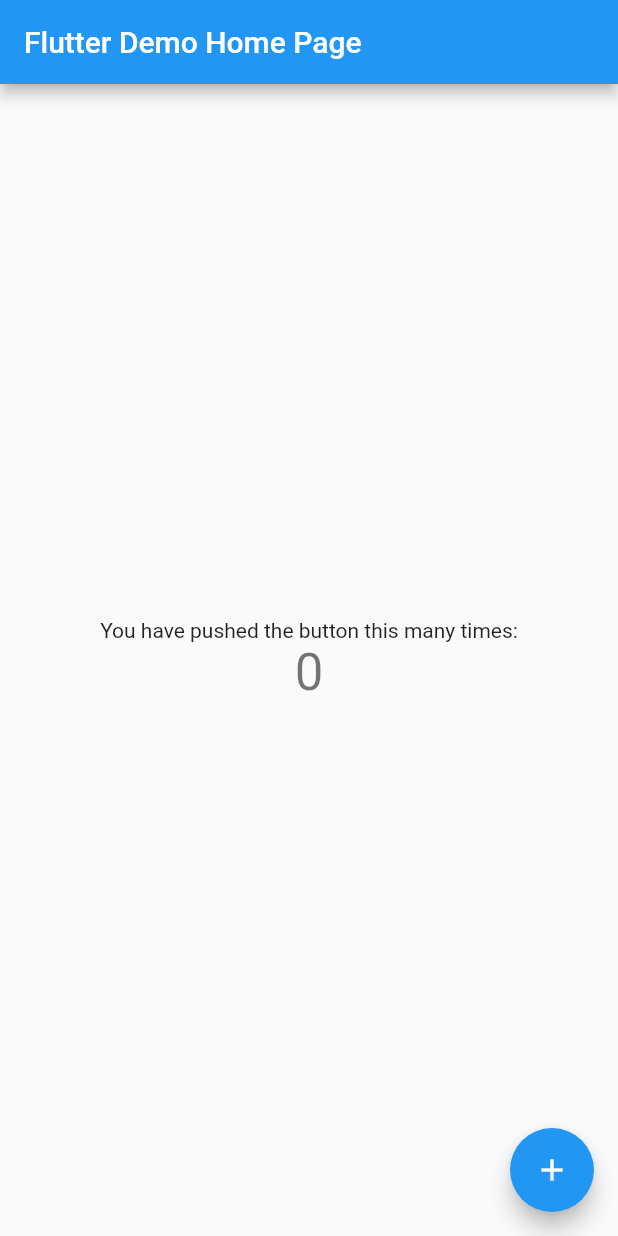
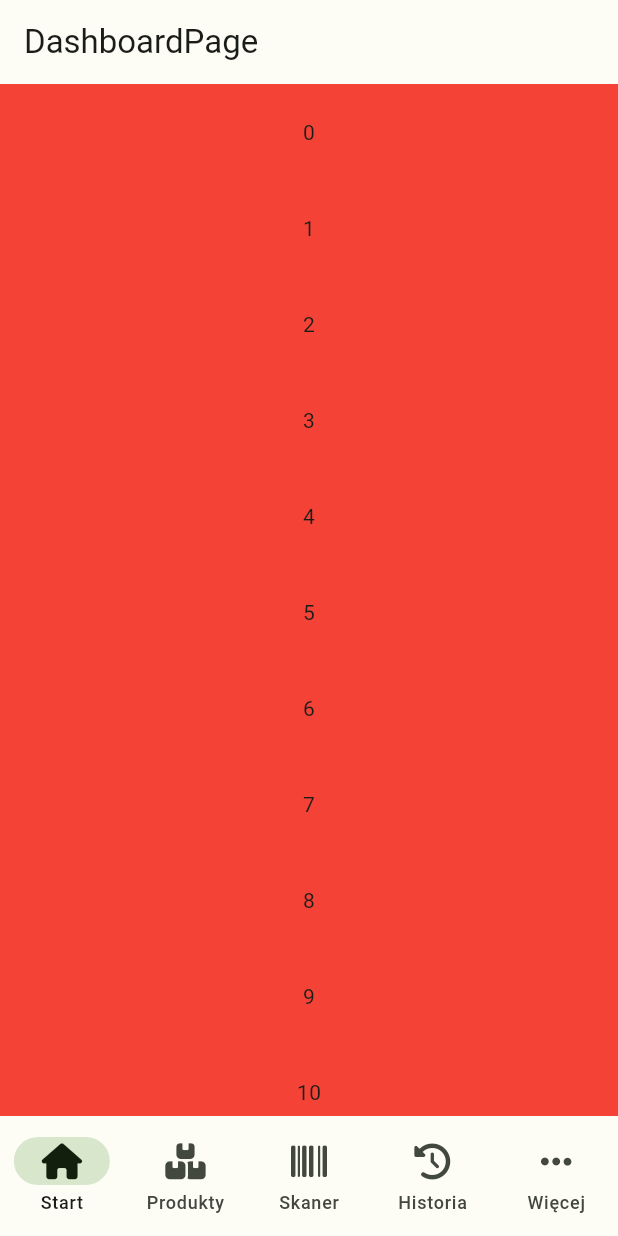
Before and after one commit to gomolec/scanner_app, a Flutter app: the screen it shows after launch, on a phone screen of 412 x 824 dp. Run offline on Flutter 3.47's test engine with Material 2 defaults, Android fonts, the phone set to English and light mode, and no system bars; drawn by our look-alikes of dynamic_color; our stand-ins replace auto_route, font_awesome_flutter; missing offline and left inert: mobile_scanner.

```diff
--- a/lib/main.dart
+++ b/lib/main.dart
@@ -1,67 +1,53 @@
+import 'package:dynamic_color/dynamic_color.dart';
 import 'package:flutter/material.dart';
+import 'routes/router.gr.dart';
+import 'theme/theme.dart';
 
 void main() {
-  runApp(const MyApp());
+  WidgetsFlutterBinding.ensureInitialized();
+
+  runApp(MyApp());
 }
 
 class MyApp extends StatelessWidget {
-  const MyApp({super.key});
+  MyApp({Key? key}) : super(key: key);
+
+  final _appRouter = AppRouter();
 
   @override
   Widget build(BuildContext context) {
-    return MaterialApp(
-      title: 'Flutter Demo',
-      theme: ThemeData(
-        primarySwatch: Colors.blue,
-      ),
-      home: const MyHomePage(title: 'Flutter Demo Home Page'),
+    return DynamicColorBuilder(
+      builder: (ColorScheme? lightDynamic, ColorScheme? darkDynamic) {
+        ColorScheme lightScheme;
+        ColorScheme darkScheme;
+
+        if (lightDynamic != null && darkDynamic != null) {
+          lightScheme = lightDynamic.harmonized();
+          lightCustomColors = lightCustomColors.harmonized(lightScheme);
+          darkScheme = darkDynamic.harmonized();
+          darkCustomColors = darkCustomColors.harmonized(darkScheme);
+        } else {
+          lightScheme = lightColorScheme;
+          darkScheme = darkColorScheme;
+        }
+
+        return MaterialApp.router(
+          title: 'Scanner App',
+          debugShowCheckedModeBanner: false,
+          theme: ThemeData(
+            useMaterial3: true,
+            colorScheme: lightScheme,
+            extensions: [lightCustomColors],
+          ),
+          darkTheme: ThemeData(
+            useMaterial3: true,
+            colorScheme: darkScheme,
+            extensions: [darkCustomColors],
+          ),
+          routerDelegate: _appRouter.delegate(),
+          routeInformationParser: _appRouter.defaultRouteParser(),
+        );
+      },
     );
   }
 }
-
-class MyHomePage extends StatefulWidget {
-  const MyHomePage({super.key, required this.title});
-
-  final String title;
-
-  @override
-  State<MyHomePage> createState() => _MyHomePageState();
-}
-
-class _MyHomePageState extends State<MyHomePage> {
-  int _counter = 0;
-
-  void _incrementCounter() {
-    setState(() {
-      _counter++;
-    });
-  }
-
-  @override
-  Widget build(BuildContext context) {
-    return Scaffold(
-      appBar: AppBar(
-        title: Text(widget.title),
-      ),
-      body: Center(
-        child: Column(
-          mainAxisAlignment: MainAxisAlignment.center,
-          children: <Widget>[
-            const Text(
-              'You have pushed the button this many times:',
-            ),
-            Text(
-              '$_counter',
-              style: Theme.of(context).textTheme.headline4,
-            ),
-          ],
-        ),
-      ),
-      floatingActionButton: FloatingActionButton(
-        onPressed: _incrementCounter,
-        tooltip: 'Increment',
-        child: const Icon(Icons.add),
-      ),
-    );
-  }
-}
--- /dev/null
+++ b/lib/pages/dashboard_page/dashboard_page.dart
@@ -0,0 +1,24 @@
+import 'package:flutter/material.dart';
+
+class DashboardPage extends StatelessWidget {
+  const DashboardPage({Key? key}) : super(key: key);
+
+  @override
+  Widget build(BuildContext context) {
+    return Scaffold(
+      appBar: AppBar(
+        title: const Text("DashboardPage"),
+      ),
+      body: ListView.builder(
+        itemCount: 20,
+        itemBuilder: (context, index) => Container(
+          height: 64.0,
+          width: double.infinity,
+          color: Colors.red,
+          alignment: Alignment.center,
+          child: Text("$index"),
+        ),
+      ),
+    );
+  }
+}
--- /dev/null
+++ b/lib/pages/home_page/home_page.dart
@@ -0,0 +1,54 @@
+import 'package:auto_route/auto_route.dart';
+import 'package:flutter/material.dart';
+import 'package:font_awesome_flutter/font_awesome_flutter.dart';
+
+import '../../routes/router.gr.dart';
+
+class HomePage extends StatelessWidget {
+  const HomePage({Key? key}) : super(key: key);
+
+  @override
+  Widget build(BuildContext context) {
+    return AutoTabsScaffold(
+      routes: const [
+        DashboardRouter(),
+        ProductsRouter(),
+        DashboardRouter(),
+        HistoryRouter(),
+        MenuRouter(),
+      ],
+      bottomNavigationBuilder: (_, tabsRouter) => NavigationBar(
+        selectedIndex: tabsRouter.activeIndex,
+        onDestinationSelected: (index) {
+          if (index == 2) {
+            context.router.push(ScannerRouter());
+          } else {
+            tabsRouter.setActiveIndex(index);
+          }
+        },
+        destinations: const <Widget>[
+          NavigationDestination(
+            icon: FaIcon(FontAwesomeIcons.house),
+            label: 'Start',
+          ),
+          NavigationDestination(
+            icon: FaIcon(FontAwesomeIcons.boxesStacked),
+            label: 'Produkty',
+          ),
+          NavigationDestination(
+            icon: FaIcon(FontAwesomeIcons.barcode),
+            label: 'Skaner',
+          ),
+          NavigationDestination(
+            icon: FaIcon(FontAwesomeIcons.clockRotateLeft),
+            label: 'Historia',
+          ),
+          NavigationDestination(
+            icon: FaIcon(FontAwesomeIcons.ellipsis),
+            label: 'Więcej',
+          ),
+        ],
+      ),
+    );
+  }
+}
--- /dev/null
+++ b/lib/pages/pages.dart
@@ -0,0 +1,6 @@
+export 'dashboard_page/dashboard_page.dart';
+export 'history_page/history_page.dart';
+export 'home_page/home_page.dart';
+export 'menu_page/menu_page.dart';
+export 'products_page/products_page.dart';
+export 'scanner_page/scanner_page.dart';
--- /dev/null
+++ b/lib/theme/theme.dart
@@ -0,0 +1,2 @@
+export 'custom_color.g.dart';
+export 'color_schemes.g.dart';
```
Also changed, not shown: lib/pages/history_page/history_page.dart (added, +24 -0 lines), lib/pages/menu_page/menu_page.dart (added, +24 -0 lines), lib/pages/products_page/products_page.dart (added, +24 -0 lines), lib/pages/scanner_page/scanner_page.dart (added, +27 -0 lines), lib/pages/scanner_page/scanner_page_test.dart (added, +175 -0 lines), lib/providers/camera_provider.dart (added, +66 -0 lines), lib/routes/router.dart (added, +45 -0 lines), pubspec.yaml (+8 -0 lines), lib/routes/router.gr.dart (added), lib/theme/color_schemes.g.dart (added), lib/theme/custom_color.g.dart (added), pubspec.lock, 7 other files.
